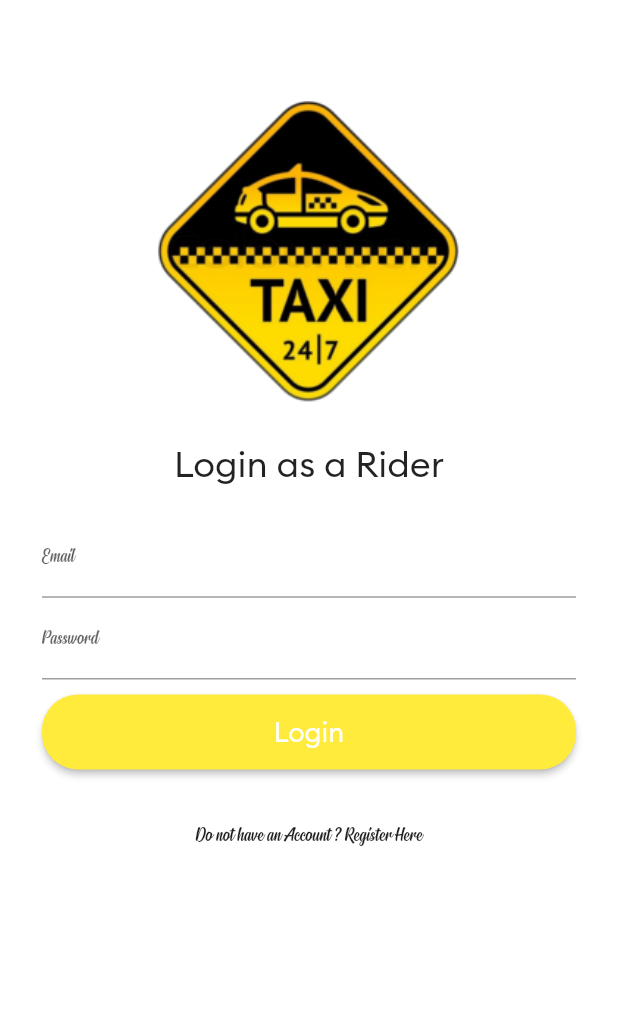
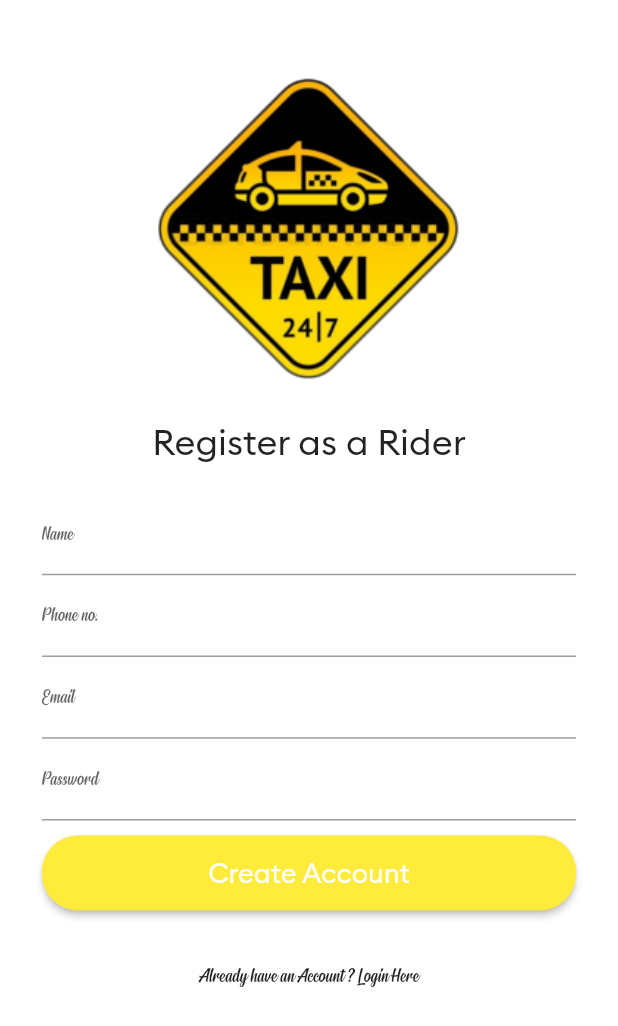
Before and after one commit to manikmmalhotra/uber_rider, a Flutter app: the screen it shows after launch, on a phone screen of 412 x 824 dp. Shown: the top 1026 px of the screen. Run offline on Flutter 3.47's test engine with Material 2 defaults, Android fonts, the light colour scheme and no system bars.

Commit message:
registeration Screen

```diff
--- /dev/null
+++ b/lib/Screens/registeratiionScreen.dart
@@ -0,0 +1,122 @@
+import 'package:flutter/material.dart';
+
+class RegisteratiionScreen extends StatelessWidget {
+  @override
+  Widget build(BuildContext context) {
+    return Scaffold(
+      backgroundColor: Colors.white,
+      body: SingleChildScrollView(
+        child: Padding(
+          padding: EdgeInsets.all(8.0),
+          child: Column(
+            children: [
+              SizedBox(height: 20.0,),
+              Image(
+                image: AssetImage("images/logo.png"),
+                width: 390.0,
+                height: 250.0,
+                alignment: Alignment.center,
+              ),
+
+              SizedBox(height: 1.0,),
+              Text(
+                "Register as a Rider",
+                style: TextStyle(fontSize: 24.0,fontFamily: "Bolt Regular"),
+                textAlign: TextAlign.center,
+              ),
+
+              Padding(
+                padding: EdgeInsets.all(20.0),
+                child: Column(
+                  children: [
+
+                    SizedBox(height: 1.0,),
+                    TextField(
+                      keyboardType: TextInputType.text,
+                      decoration: InputDecoration(
+                        labelText: "Name",
+                        labelStyle: TextStyle(
+                          fontSize: 14.0,
+                        ),
+                      ),
+                      style: TextStyle(fontSize: 14.0),
+                    ),
+
+                    SizedBox(height: 1.0,),
+                    TextField(
+                      keyboardType: TextInputType.phone,
+                      decoration: InputDecoration(
+                        labelText: "Phone no.",
+                        labelStyle: TextStyle(
+                          fontSize: 14.0,
+                        ),
+                      ),
+                      style: TextStyle(fontSize: 14.0),
+                    ),
+
+                    SizedBox(height: 1.0,),
+                    TextField(
+                      keyboardType: TextInputType.emailAddress,
+                      decoration: InputDecoration(
+                        labelText: "Email",
+                        labelStyle: TextStyle(
+                          fontSize: 14.0,
+                        ),
+                      ),
+                      style: TextStyle(fontSize: 14.0),
+                    ),
+
+                    SizedBox(height: 1.0,),
+                    TextField(
+                      obscureText: true,
+                      decoration: InputDecoration(
+                        labelText: "Password",
+                        labelStyle: TextStyle(
+                          fontSize: 14.0,
+                        ),
+                      ),
+                      style: TextStyle(fontSize: 14.0),
+                    ),
+
+                    SizedBox(height: 10.0,),
+                    RaisedButton(
+                      color: Colors.yellow,
+                      textColor: Colors.white,
+                      child: Container(
+                        height: 50.0,
+                        child: Center(
+                          child: Text(
+                            "Create Account",
+                            style: TextStyle(fontSize: 18.0,fontFamily: "Bolt Regular"),
+                          ),
+                        ),
+                      ),
+                      shape: new RoundedRectangleBorder(
+                        borderRadius: new BorderRadius.circular(24.0),
+                      ),
+                      onPressed:()
+                      {
+                        print("logged in button clicked");
+                      },
+                    ),
+
+
+                  ],
+                ),
+              ),
+              FlatButton(
+                onPressed: ()
+                {
+                  print("clicked");
+                },
+                child: Text(
+                  "Already have an Account ? Login Here",
+                ),
+              )
+            ],
+          ),
+        ),
+      ),
+    );
+  }
+}
--- a/lib/main.dart
+++ b/lib/main.dart
@@ -1,6 +1,7 @@
 import 'package:flutter/material.dart';
 import 'package:uber_rider/Screens/loginScreen.dart';
 import 'package:uber_rider/Screens/mainscreen.dart';
+import 'package:uber_rider/Screens/registeratiionScreen.dart';
 
 void main() {
   runApp(MyApp());
@@ -17,7 +18,7 @@
         primarySwatch: Colors.blue,
         visualDensity: VisualDensity.adaptivePlatformDensity,
       ),
-      home: LoginScreen(),
+      home: RegisteratiionScreen(),
       debugShowCheckedModeBanner: false,
     );
   }
```
